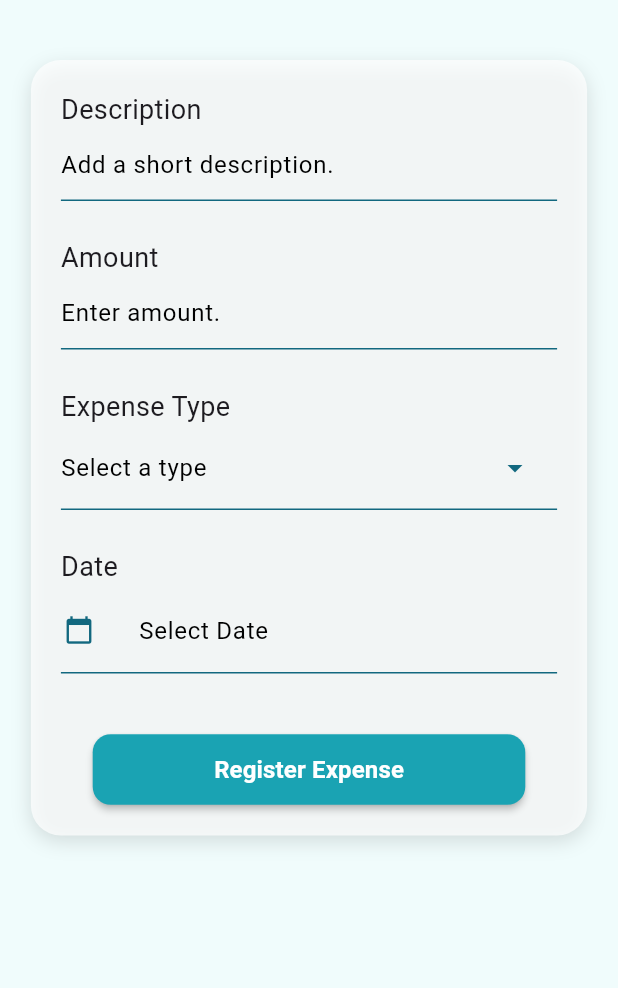
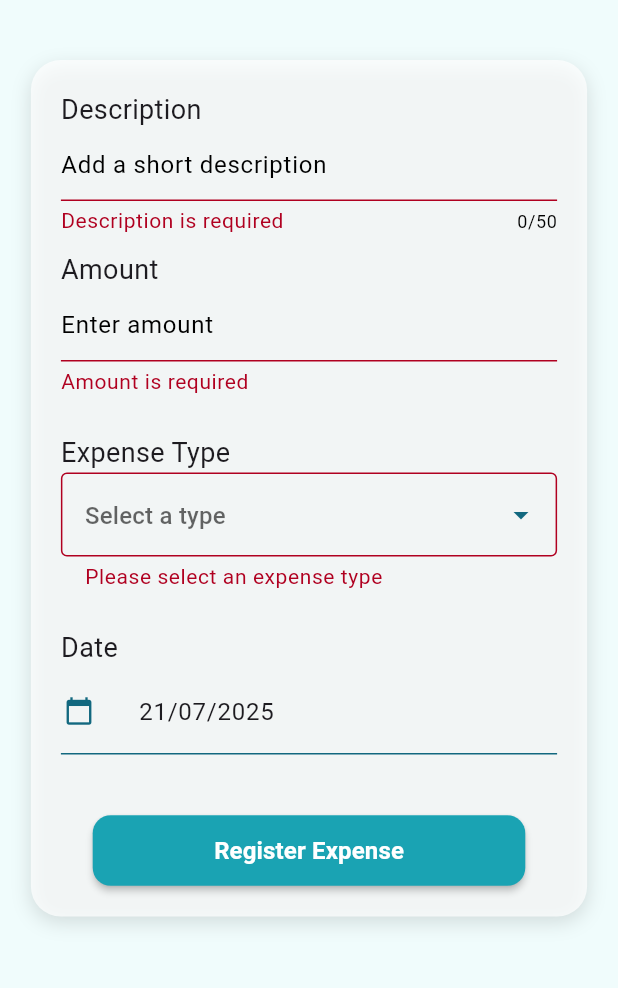
Before and after one commit to D14LB3L0/pocketTrack-app, a Flutter app: the AddExpenseScreen screen opened by its route, after a tap on "Register Expense", on a phone screen of 412 x 824 dp, the part 84-1072 px from its top. Run offline on Flutter 3.47's test engine with Material 3 defaults, Android fonts, the light colour scheme and no system bars.

Commit message:
catch values from expense form

```diff
--- a/lib/features/expenses/providers/expense_form_provider.dart
+++ b/lib/features/expenses/providers/expense_form_provider.dart
@@ -7,7 +7,7 @@ class ExpenseFormProvider extends ChangeNotifier {
   GlobalKey<FormState> formKey = GlobalKey<FormState>();
 
   // atributes
-  String description = '';
+  late String description;
   late double amount;
   ExpenseType? expenseType;
   late DateTime date;
--- a/lib/features/expenses/widgets/expense_form.dart
+++ b/lib/features/expenses/widgets/expense_form.dart
@@ -1,4 +1,6 @@
 import 'package:flutter/material.dart';
+import 'package:flutter/services.dart';
+import 'package:pocket_track/shared/utils/format_utils.dart';
 import 'package:provider/provider.dart';
 
 // own
@@ -17,7 +19,7 @@ class ExpenseForm extends StatelessWidget {
 
     return Form(
       key: expenseForm.formKey,
-      autovalidateMode: AutovalidateMode.onUserInteraction,
+      autovalidateMode: AutovalidateMode.disabled,
       child: Column(
         children: [
           Padding(
@@ -43,22 +45,23 @@ class _ExpenseFormFields extends StatelessWidget {
       children: [
         _DescriptionInput(expenseForm: expenseForm),
 
-        _AmountInput(expenseForm: expenseForm),
+        _AmountInput(onChanged: (value) => expenseForm.amount = value),
 
         _DropDownType(expenseForm: expenseForm, width: width),
 
-        _DatePickerInput(),
+        _DatePickerInput(expenseForm: expenseForm),
 
-        _SubmitButton(width: width),
+        _SubmitButton(expenseForm: expenseForm, width: width),
       ],
     );
   }
 }
 
 class _SubmitButton extends StatelessWidget {
-  const _SubmitButton({required this.width});
+  const _SubmitButton({required this.width, required this.expenseForm});
 
   final double width;
+  final ExpenseFormProvider expenseForm;
 
   @override
   Widget build(BuildContext context) {
@@ -67,11 +70,23 @@ class _SubmitButton extends StatelessWidget {
       child: SizedBox(
         width: width * 0.7,
         child: MaterialButton(
-          onPressed: () {},
+          onPressed: () {
+            final isValid = expenseForm.isValidForm();
+            if (!isValid) return;
+
+            print(expenseForm.amount);
+            print(expenseForm.description);
+            print(expenseForm.expenseType!.name);
+            print(expenseForm.date);
+          },
           color: AppTheme.secondaryColor,
           child: Text(
             'Register Expense',
-            style: TextStyle(color: Colors.white, fontWeight: FontWeight.w600, fontSize: 16),
+            style: TextStyle(
+              color: Colors.white,
+              fontWeight: FontWeight.w600,
+              fontSize: 16,
+            ),
           ),
         ),
       ),
@@ -80,7 +95,9 @@ class _SubmitButton extends StatelessWidget {
 }
 
 class _DatePickerInput extends StatelessWidget {
-  const _DatePickerInput();
+  final ExpenseFormProvider expenseForm;
+
+  const _DatePickerInput({required this.expenseForm});
 
   @override
   Widget build(BuildContext context) {
@@ -89,7 +106,7 @@ class _DatePickerInput extends StatelessWidget {
       children: [
         Text('Date', style: TextStyle(fontSize: 18)),
         SizedBox(height: 10),
-        DatePickerInput(),
+        DatePickerInput(expenseForm: expenseForm),
         SizedBox(height: 40),
       ],
     );
@@ -97,10 +114,7 @@ class _DatePickerInput extends StatelessWidget {
 }
 
 class _DropDownType extends StatelessWidget {
-  const _DropDownType({
-    required this.expenseForm,
-    required this.width,
-  });
+  const _DropDownType({required this.expenseForm, required this.width});
 
   final ExpenseFormProvider expenseForm;
   final double width;
@@ -112,36 +126,61 @@ class _DropDownType extends StatelessWidget {
       children: [
         Text('Expense Type', style: TextStyle(fontSize: 18)),
 
-        DropdownMenu<ExpenseType>(
-          initialSelection: expenseForm.expenseType,
-          onSelected: (ExpenseType? type) {
+        DropdownButtonFormField<ExpenseType>(
+          dropdownColor: Colors.white,
+          value: expenseForm.expenseType,
+          onChanged: (ExpenseType? type) {
             if (type != null) expenseForm.expenseType = type;
           },
-          dropdownMenuEntries: ExpenseType.values.map((type) {
-            return DropdownMenuEntry(value: type, label: type.name);
+          validator: (value) {
+            if (value == null) return 'Please select an expense type';
+            return null;
+          },
+          items: ExpenseType.values.map((type) {
+            return DropdownMenuItem(
+              value: type,
+              child: Text(
+                capitalizeFirstLetter(type.name),
+                style: TextStyle(fontWeight: FontWeight.normal),
+              ),
+            );
           }).toList(),
-          hintText: 'Select a type',
-          width: width * 0.9,
-          menuStyle: MenuStyle(
-            maximumSize: WidgetStateProperty.all(
-              Size(width * 0.84, double.infinity),
-            ),
+          decoration: InputDecoration(
+            hintText: 'Select a type',
+            border: OutlineInputBorder(),
           ),
-          trailingIcon: Icon(
-            Icons.arrow_drop_down,
-            color: AppTheme.primaryColor, // Cambia aquí el color que desees
-          ),
+          icon: Icon(Icons.arrow_drop_down, color: AppTheme.primaryColor),
         ),
+
         SizedBox(height: 25),
       ],
     );
   }
 }
 
-class _AmountInput extends StatelessWidget {
-  const _AmountInput({required this.expenseForm});
+class _AmountInput extends StatefulWidget {
+  const _AmountInput({required this.onChanged});
 
-  final ExpenseFormProvider expenseForm;
+  final void Function(double value) onChanged;
+
+  @override
+  State<_AmountInput> createState() => _AmountInputState();
+}
+
+class _AmountInputState extends State<_AmountInput> {
+  late TextEditingController _controller;
+
+  @override
+  void initState() {
+    super.initState();
+    _controller = TextEditingController();
+  }
+
+  @override
+  void dispose() {
+    _controller.dispose();
+    super.dispose();
+  }
 
   @override
   Widget build(BuildContext context) {
@@ -151,12 +190,40 @@ class _AmountInput extends StatelessWidget {
         Text('Amount', style: TextStyle(fontSize: 18)),
 
         TextFormField(
+          controller: _controller,
+          keyboardType: TextInputType.numberWithOptions(decimal: true),
           autocorrect: false,
           style: TextStyle(fontSize: 16),
+          inputFormatters: [
+            FilteringTextInputFormatter.allow(RegExp(r'^\d{0,8}(\.\d{0,3})?$')),
+          ],
           decoration: InputDecorations.formInputDecoration(
-            hintText: 'Enter amount.',
+            hintText: 'Enter amount',
           ),
-          onChanged: (value) => expenseForm.description = value,
+          validator: (value) {
+            if (value == null || value.trim().isEmpty) {
+              return 'Amount is required';
+            }
+
+            final amount = double.tryParse(value);
+            if (amount == null || amount <= 0) {
+              return 'Enter a valid amount';
+            }
+            return null;
+          },
+          onChanged: (value) {
+            if (value == '.') {
+              final newValue = '0.';
+              _controller.text = newValue;
+              _controller.selection = TextSelection.fromPosition(
+                TextPosition(offset: newValue.length),
+              );
+              widget.onChanged(0.0);
+              return;
+            }
+
+            widget.onChanged(double.tryParse(value) ?? 0.0);
+          },
         ),
 
         SizedBox(height: 25),
@@ -178,14 +245,26 @@ class _DescriptionInput extends StatelessWidget {
         Text('Description', style: TextStyle(fontSize: 18)),
 
         TextFormField(
+          maxLength: 50,
           autocorrect: false,
           style: TextStyle(fontSize: 16),
           decoration: InputDecorations.formInputDecoration(
-            hintText: 'Add a short description.',
+            hintText: 'Add a short description',
           ),
           onChanged: (value) => expenseForm.description = value,
+          validator: (value) {
+            if (value == null || value.trim().isEmpty) {
+              return 'Description is required';
+            }
+
+            if (value.length > 50) {
+              return 'Maximum 50 characters';
+            }
+
+            return null;
+          },
         ),
-        SizedBox(height: 25),
+        SizedBox(height: 10),
       ],
     );
   }
--- a/lib/shared/theme/app_theme.dart
+++ b/lib/shared/theme/app_theme.dart
@@ -46,6 +46,7 @@ class AppTheme {
       hintStyle: TextStyle(fontSize: 16),
     ),
 
+
     // MenuTheme
     menuTheme: MenuThemeData(
       style: MenuStyle(
--- a/lib/shared/theme/input_decorations.dart
+++ b/lib/shared/theme/input_decorations.dart
@@ -1,10 +1,24 @@
 import 'package:flutter/material.dart';
+
+import 'app_theme.dart';
 
 class InputDecorations {
   static InputDecoration formInputDecoration({required String hintText}) {
+    return InputDecoration(hintText: hintText);
+  }
+
+  static InputDecoration formDatePickerDecoration() {
     return InputDecoration(
-      hintText: hintText,
+      hintText: 'Select Date',
+      prefixIcon: Padding(
+        padding: const EdgeInsets.only(bottom: 10, right: 24),
+        child: Icon(
+          Icons.calendar_today,
+          size: 20,
+          color: AppTheme.primaryColor,
+        ),
+      ),
+      border: UnderlineInputBorder(),
     );
   }
-
 }
--- a/lib/shared/utils/format_utils.dart
+++ b/lib/shared/utils/format_utils.dart
@@ -1,6 +1,12 @@
-
 // Numbers
 
 String formatToTwoDecimals(num value) {
   return value.toStringAsFixed(2);
 }
+
+// Strings
+
+String capitalizeFirstLetter(String text) {
+  if (text.isEmpty) return text;
+  return text[0].toUpperCase() + text.substring(1).toLowerCase();
+}
--- a/lib/shared/widgets/date_picker_input.dart
+++ b/lib/shared/widgets/date_picker_input.dart
@@ -1,8 +1,14 @@
 import 'package:flutter/material.dart';
 import 'package:intl/intl.dart';
-import 'package:pocket_track/shared/theme/app_theme.dart';
+import 'package:pocket_track/shared/theme/input_decorations.dart';
+
+import '../../features/expenses/providers/providers.dart';
 
 class DatePickerInput extends StatefulWidget {
+  ExpenseFormProvider expenseForm;
+
+  DatePickerInput({super.key, required this.expenseForm});
+
   @override
   _DatePickerInputState createState() => _DatePickerInputState();
 }
@@ -12,19 +18,25 @@ class _DatePickerInputState extends State<DatePickerInput> {
   DateTime? _selectedDate;
 
   @override
+  void initState() {
+    super.initState();
+    _selectedDate = DateTime.now();
+    _controller.text = DateFormat('dd/MM/yyyy').format(_selectedDate!);
+    widget.expenseForm.date = _selectedDate!;
+  }
+
+  @override
+  void dispose() {
+    _controller.dispose();
+    super.dispose();
+  }
+
+  @override
   Widget build(BuildContext context) {
     return TextFormField(
       controller: _controller,
       readOnly: true,
-      decoration: InputDecoration(
-        hintText: 'Select Date',
-        prefixIcon: Padding(
-          padding: const EdgeInsets.only(bottom: 10, right: 24), // Ajusta verticalmente
-          child: Icon(Icons.calendar_today, size: 20, color: AppTheme.primaryColor),
-        ),
-        border: UnderlineInputBorder(),
-      ),
-
+      decoration: InputDecorations.formDatePickerDecoration(),
       onTap: () async {
         DateTime? picked = await showDatePicker(
           context: context,
@@ -36,6 +48,7 @@ class _DatePickerInputState extends State<DatePickerInput> {
           setState(() {
             _selectedDate = picked;
             _controller.text = DateFormat('dd/MM/yyyy').format(picked);
+            widget.expenseForm.date = picked;
           });
         }
       },
```
